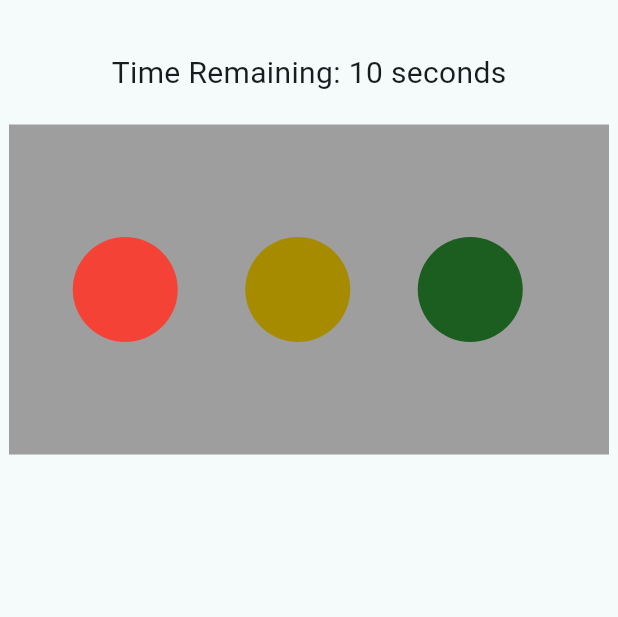
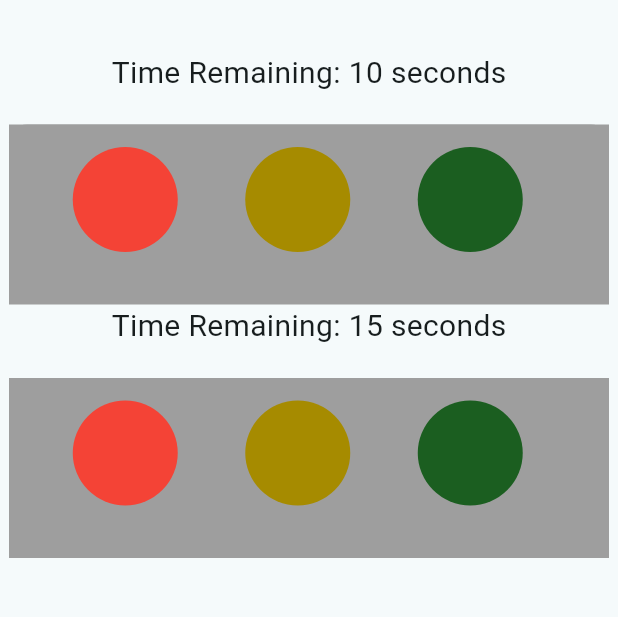
Before and after one commit to AndyPhuHuynh/CS410-SP2025-Traffic-Light-System, a Flutter app: the first screen one second after launch, on a phone screen of 412 x 824 dp, the part 63-680 px from its top. Run offline on Flutter 3.47's test engine with Material 3 defaults, Android fonts, the phone set to English and light mode, and no system bars.

Commit message:
Traffic Light (10 sec on Red/Green, 5 on Yellow) (to do: add Input/Output controls)

```diff
--- a/lib/main.dart
+++ b/lib/main.dart
@@ -36,15 +36,21 @@ class TrafficModule extends StatefulWidget {
   State<TrafficModule> createState() => _TrafficModuleState();
 }
 
-
 // the state of the homepage
 class _TrafficModuleState extends State<TrafficModule> {
   int _remainingTime = 10; // Initial time in seconds
   // declare Timer class which can be null or active timer
   Timer? _timer;
 
+
   // the track which light is turned on
   int _currentLight = 1; // 1 is red, 2 yellow, 3 green
+
+  int _remainingTime2 = 15; // Initial time in seconds
+  // declare Timer class which can be null or active timer
+  Timer? _timer2;
+
+  int _currentLight2 = 1; // 1 is red, 2 yellow, 3 green
 
   // the sensors
   // false: no detection, default lights
@@ -55,12 +61,15 @@ class _TrafficModuleState extends State<TrafficModule> {
   // add functions to send to output
 
   @override
-  void initState() { // the initial state
+  void initState() {
+    // the initial state
     super.initState(); // calls the parent class's initState()
     startTimer(); // call the timer start function
+    startTimer2();
   }
 
-  void startTimer() { // start the timer and change the color
+  void startTimer() {
+    // start the timer and change the color
     // timer period of 1 second (constantly 1 second periods)
     _timer = Timer.periodic(const Duration(seconds: 1), (timer) {
       // the state of the lights depending on the time
@@ -75,16 +84,41 @@ class _TrafficModuleState extends State<TrafficModule> {
     });
   }
 
-  void yellowTimer(int yORn) { // for the case of the yellow timer
+    void startTimer2() {
+      // start the timer and change the color
+      // timer period of 1 second (constantly 1 second periods)
+      _timer2 = Timer.periodic(const Duration(seconds: 1), (timer2) {
+        // the state of the lights depending on the time
+        setState(() {
+          if (_remainingTime2 > 0) { // time greater than 0
+            _remainingTime2--; // decrement by 1
+          } else {
+            // when 0 change the light
+            changeLight2(); // call the function to change the light
+          }
+        });
+      });
+  }
+
+    void yellowTimer(int yORn) {
+      // for the case of the yellow timer
       _timer?.cancel(); // cancel current time
       _remainingTime = yORn; // set the new time depending on previous color
       startTimer(); // call the timer function again
     }
 
+    void yellowTimer2(int yORn) {
+      // for the case of the yellow timer
+      _timer2?.cancel(); // cancel current time
+      _remainingTime2 = yORn; // set the new time depending on previous color
+      startTimer2(); // call the timer function again
+    }
+
     // Function to change light color
     void changeLight() {
       setState(() { // the state
-      _currentLight = (_currentLight % 3) + 1; // runs from 1 > 2 > 3 > 1 > etc
+        _currentLight =
+            (_currentLight % 3) + 1; // runs from 1 > 2 > 3 > 1 > etc
         if (_currentLight == 2) { // yellow then 5 seconds
           yellowTimer(5); // yes then 5
         } else { // if red or green the 10 seconds
@@ -93,9 +127,23 @@ class _TrafficModuleState extends State<TrafficModule> {
       });
     }
 
+    void changeLight2() {
+      setState(() { // the state
+        _currentLight2 =
+            (_currentLight2 % 3) + 1; // runs from 1 > 2 > 3 > 1 > etc
+        if (_currentLight2 == 2) { // yellow then 5 seconds
+          yellowTimer2(5); // yes then 5
+        } else { // if red or green the 10 seconds
+          yellowTimer2(10); // not yellow then
+        }
+      });
+    }
+
     @override
-  void dispose() { // function to clean up the widget
+    void dispose() {
+      // function to clean up the widget
       _timer?.cancel(); // Cancel the timer to prevent memory leaks
+      _timer2?.cancel();
       super.dispose(); // used to clean up, cancel timer
     }
 
@@ -114,17 +162,34 @@ class _TrafficModuleState extends State<TrafficModule> {
       );
     }
 
+  Widget lightCircle2(Color dimColor, Color brightColor, bool isActive) {
+    return Container(
+      width: 100.0, // width
+      height: 100.0, // height
+      // margin adds space outside the widget's boundary (for neatness)
+      margin: const EdgeInsets.symmetric(vertical: 15.0),
+      decoration: BoxDecoration(
+        // if is Active then brightColor else dimColor
+        color: isActive ? brightColor : dimColor, // bright or dull color
+        shape: BoxShape.circle, // circle lights
+      ),
+    );
+  }
+
     Widget lightedCircle() {
       // basic structure for design
-    return Container( // hold the three lights together
+      return Stack(
+          children: [
+            Container( // hold the three lights together
               width: 400,
               height: 100,
               decoration: BoxDecoration(
                 color: Colors.grey, // color
                 borderRadius: BorderRadius.circular(12), // border
               ),
-      child: Row ( // place the three lights in a row (next to each other)
-        mainAxisAlignment: MainAxisAlignment.center, // center the three lights
+              child: Row( // place the three lights in a row (next to each other)
+                mainAxisAlignment: MainAxisAlignment.center,
+                // center the three lights
                 children: [
                   // Red
                   lightCircle( // call the previously made widget
@@ -144,11 +209,56 @@ class _TrafficModuleState extends State<TrafficModule> {
                   lightCircle(
                     Color(0xFF1B5E20),
                     Colors.green,
-            _currentLight == 3
+                    _currentLight == 3,
                   ),
                   const SizedBox(width: 15), // to prevent overlapping of lights
                 ],
               ),
+            ),
+          ]
+      );
+    }
+
+    Widget lightedCircle2() {
+      // basic structure for design
+      return Stack(
+          children: [
+            Container( // hold the three lights together
+              width: 400,
+              height: 100,
+              decoration: BoxDecoration(
+                color: Colors.grey, // color
+                borderRadius: BorderRadius.circular(12), // border
+              ),
+              child: Row( // place the three lights in a row (next to each other)
+                mainAxisAlignment: MainAxisAlignment.center,
+                // center the three lights
+                children: [
+                  // Red
+                  lightCircle2( // call the previously made widget
+                    Color(0xFF5A0000), // dull red (off)
+                    Colors.red, // brighter red (on)
+                    _currentLight2 == 1, // which index that would signal on
+                  ),
+                  const SizedBox(width: 15),
+                  // Yellow
+                  lightCircle2(
+                    Color(0xFFA68B00),
+                    Colors.yellow,
+                    _currentLight2 == 2,
+                  ),
+                  const SizedBox(width: 15),
+                  // Green
+                  lightCircle2(
+                    Color(0xFF1B5E20),
+                    Colors.green,
+                    _currentLight2 == 3,
+                  ),
+                  const SizedBox(width: 15), // to prevent overlapping of lights
+                ],
+              ),
+            ),
+          ]
       );
     }
 
@@ -171,16 +281,41 @@ class _TrafficModuleState extends State<TrafficModule> {
               // the traffic light module
               Container(
                 width: 400, // rectangle width
-              height: 220.0, // rectangle height
+                height: 120.0, // rectangle height
                 color: Colors.grey, // grey rectangle
-              child: Row( // to place the traffic lights in a row
-                mainAxisAlignment: MainAxisAlignment.center, // alignment
-                children: [ // more than one widget
-                lightedCircle(), // three lights
+                child: Stack(
+                    children: [
+                      Row(
+                        mainAxisAlignment: MainAxisAlignment.center,
+                        children: [
+                          lightedCircle(),
                         ],
                       ),
+                    ]
                 ),
+              ),
+              Text(
+                'Time Remaining: $_remainingTime2 seconds', // text
+                style: const TextStyle(fontSize: 20), // font
+              ),
+              const SizedBox(height: 20), // prevent overlapping
 
+              // the traffic light module
+              Container(
+                width: 400, // rectangle width
+                height: 120.0, // rectangle height
+                color: Colors.grey, // grey rectangle
+                child: Stack(
+                    children: [
+                      Row(
+                        mainAxisAlignment: MainAxisAlignment.center,
+                        children: [
+                          lightedCircle2(),
+                        ],
+                      ),
+                    ]
+                ),
+              ),
               const SizedBox(height: 20), // prevent overlapping
 
             ],
```
Also changed, not shown: 1 other file. Lines whose indentation alone changed are shown as unchanged.
